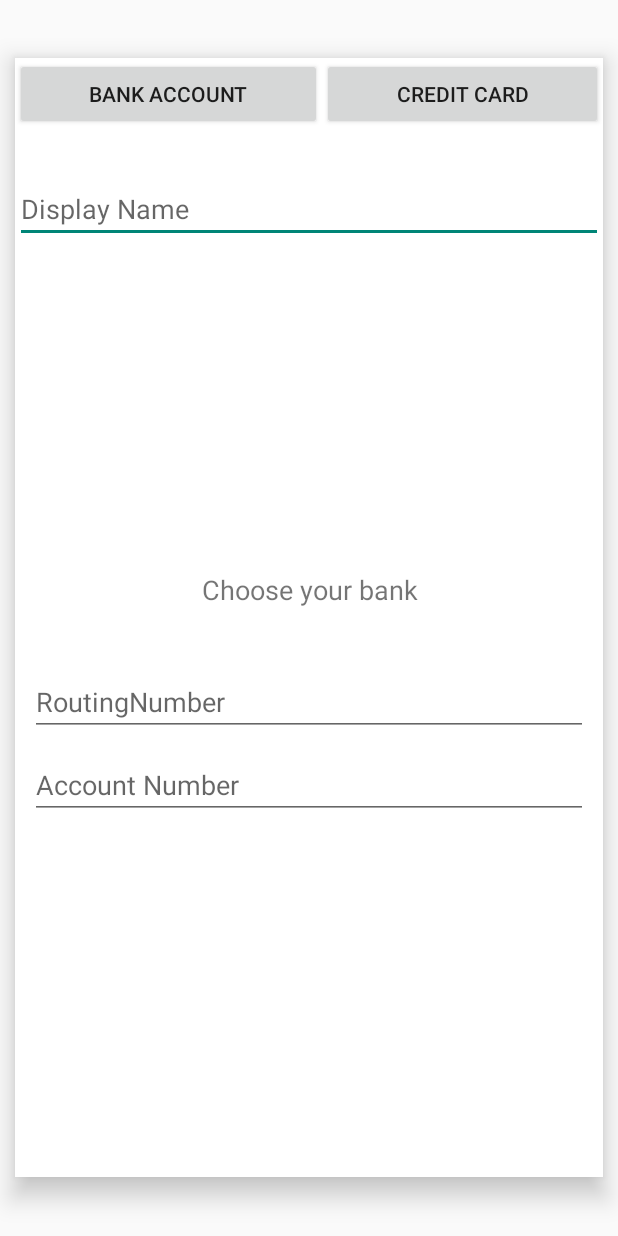
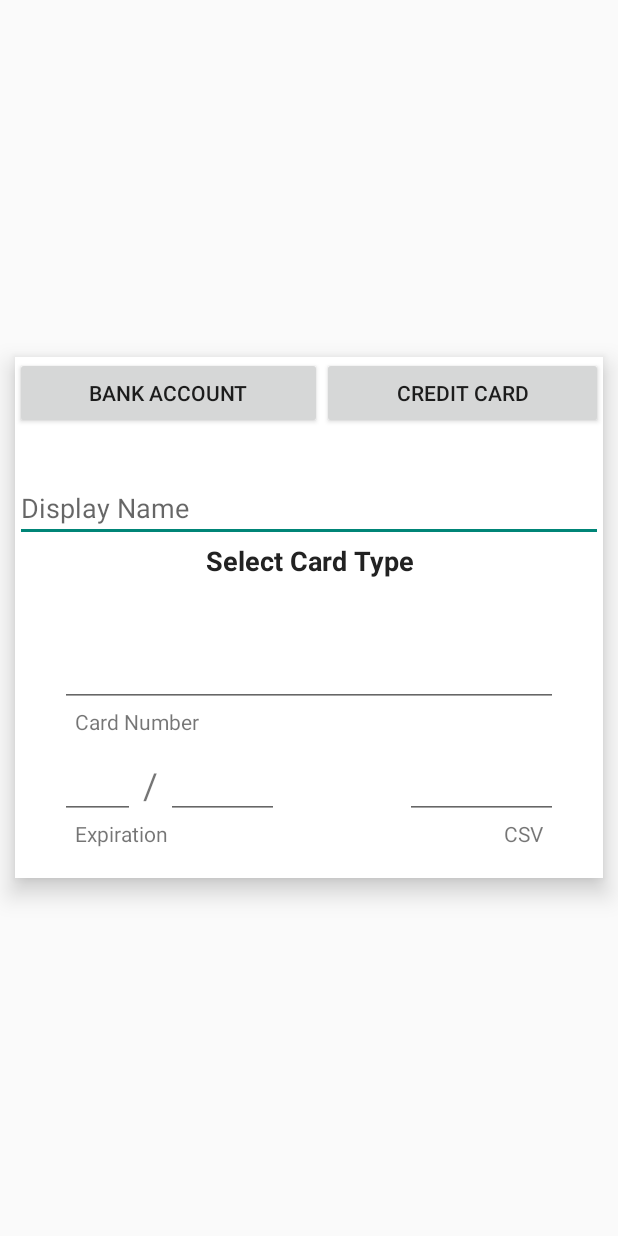
Before and after one commit to mikecancelosi/BudgetAssistant, an Android app: the layout dialog_account.xml on its own in the app's theme, with its tools: preview values and no code run, on a phone screen of 412 x 824 dp. Run offline under Robolectric (Android 15) with nearby library versions, the light colour scheme and no system bars.

Commit message:
Card account dialog setup. testing needed
Signed-off-by: Mike Cancelosi <mike.cancelosi@gmail.com>

```diff
--- a/app/src/main/java/com/example/budgetassistant/models/BankAccount.java
+++ b/app/src/main/java/com/example/budgetassistant/models/BankAccount.java
@@ -3,11 +3,11 @@ package com.example.budgetassistant.models;
 import com.example.budgetassistant.Bank;
 
 public class BankAccount extends Account {
-    public int AccountNumber;
-    public int RoutingNumber;
+    public long AccountNumber;
+    public long RoutingNumber;
     public Bank Bank;
 
-    public BankAccount(int accountNumber, String displayName, Bank bank, int routingNumber) {
+    public BankAccount(long accountNumber, String displayName, Bank bank, long routingNumber) {
         AccountNumber = accountNumber;
         DisplayName = displayName;
         String numberDisplay = AccountNumber + "";
--- a/app/src/main/res/layout/dialog_account.xml
+++ b/app/src/main/res/layout/dialog_account.xml
@@ -47,13 +47,13 @@
         <LinearLayout
             android:id="@+id/CreditCardLayout"
             android:layout_width="match_parent"
-            android:layout_height="match_parent"
+            android:layout_height="wrap_content"
             android:orientation="vertical"
-            android:visibility="invisible"
+            android:visibility="visible"
             app:layout_constraintBottom_toBottomOf="parent"
             app:layout_constraintEnd_toEndOf="parent"
             app:layout_constraintStart_toStartOf="parent"
-            app:layout_constraintTop_toTopOf="@+id/BankAccountLayout">
+            app:layout_constraintTop_toTopOf="parent">
 
             <TextView
                 android:id="@+id/CardHeader"
@@ -67,76 +67,14 @@
 
             <ScrollView
                 android:layout_width="match_parent"
-                android:layout_height="200dp">
+                android:layout_height="wrap_content">
 
                 <TableLayout
                     android:id="@+id/CardOptionsTable"
                     android:layout_width="match_parent"
                     android:layout_height="wrap_content"
                     android:layout_gravity="center_horizontal"
-                    android:layout_marginVertical="10dp">
-
-                    <TableRow
-                        android:layout_width="match_parent"
-                        android:layout_height="match_parent">
-
-                        <Button
-                            android:id="@+id/CardOption_Visa"
-                            android:layout_width="wrap_content"
-                            android:layout_height="wrap_content"
-                            android:layout_margin="10dp"
-                            android:background="@color/colorSurface"
-                            android:padding="10dp"
-                            android:text="Visa"
-                            android:textColor="@color/colorOnSurface"
-                            android:textSize="18sp"
-                            android:textStyle="bold" />
-
-                        <Button
-                            android:id="@+id/CardOption_master"
-                            android:layout_width="wrap_content"
-                            android:layout_height="wrap_content"
-                            android:layout_margin="10dp"
-                            android:background="@color/colorSurface"
-                            android:padding="10dp"
-                            android:text="Mastercard"
-                            android:textColor="@color/colorOnSurface"
-                            android:textSize="18sp"
-                            android:textStyle="bold" />
-
-                    </TableRow>
-
-                    <TableRow
-                        android:layout_width="match_parent"
-                        android:layout_height="match_parent">
-
-                        <Button
-                            android:id="@+id/cardOption_amex"
-                            android:layout_width="wrap_content"
-                            android:layout_height="wrap_content"
-                            android:layout_margin="10dp"
-                            android:background="@color/colorSurface"
-                            android:padding="10dp"
-                            android:text="American Express"
-                            android:textColor="@color/colorOnSurface"
-                            android:textSize="18sp"
-                            android:textStyle="bold" />
-
-                        <Button
-                            android:id="@+id/cardOption_Discover"
-                            android:layout_width="wrap_content"
-                            android:layout_height="wrap_content"
-                            android:layout_margin="10dp"
-                            android:background="@color/colorSurface"
-                            android:padding="10dp"
-                            android:text="Discover"
-                            android:textColor="@color/colorOnSurface"
-                            android:textSize="18sp"
-                            android:textStyle="bold" />
-
-                    </TableRow>
-
-                </TableLayout>
+                    android:layout_marginVertical="10dp" />
             </ScrollView>
 
             <LinearLayout
@@ -222,7 +160,7 @@
                         android:orientation="vertical">
 
                         <EditText
-                            android:id="@+id/editTextNumber2"
+                            android:id="@+id/CCCSVInput"
                             android:layout_width="match_parent"
                             android:layout_height="wrap_content"
                             android:ems="10"
@@ -248,14 +186,14 @@
             android:layout_width="match_parent"
             android:layout_height="wrap_content"
             android:orientation="vertical"
-            android:visibility="visible"
+            android:visibility="invisible"
             app:layout_constraintBottom_toBottomOf="parent"
             app:layout_constraintEnd_toEndOf="parent"
             app:layout_constraintStart_toStartOf="parent"
             app:layout_constraintTop_toTopOf="parent">
 
             <TextView
-                android:id="@+id/textView8"
+                android:id="@+id/BankHeader"
                 android:layout_width="match_parent"
                 android:layout_height="wrap_content"
                 android:text="Choose your bank"
```
Also changed, not shown: app/src/main/java/com/example/budgetassistant/CardCarrier.java (added, +19 -0 lines), app/src/main/java/com/example/budgetassistant/dialogs/AccountDialog.java (+67 -16 lines), app/src/main/java/com/example/budgetassistant/models/CreditCardAccount.java (+14 -0 lines), app/src/main/java/com/example/budgetassistant/repositories/UserSettingsRepository.java (+4 -4 lines).
